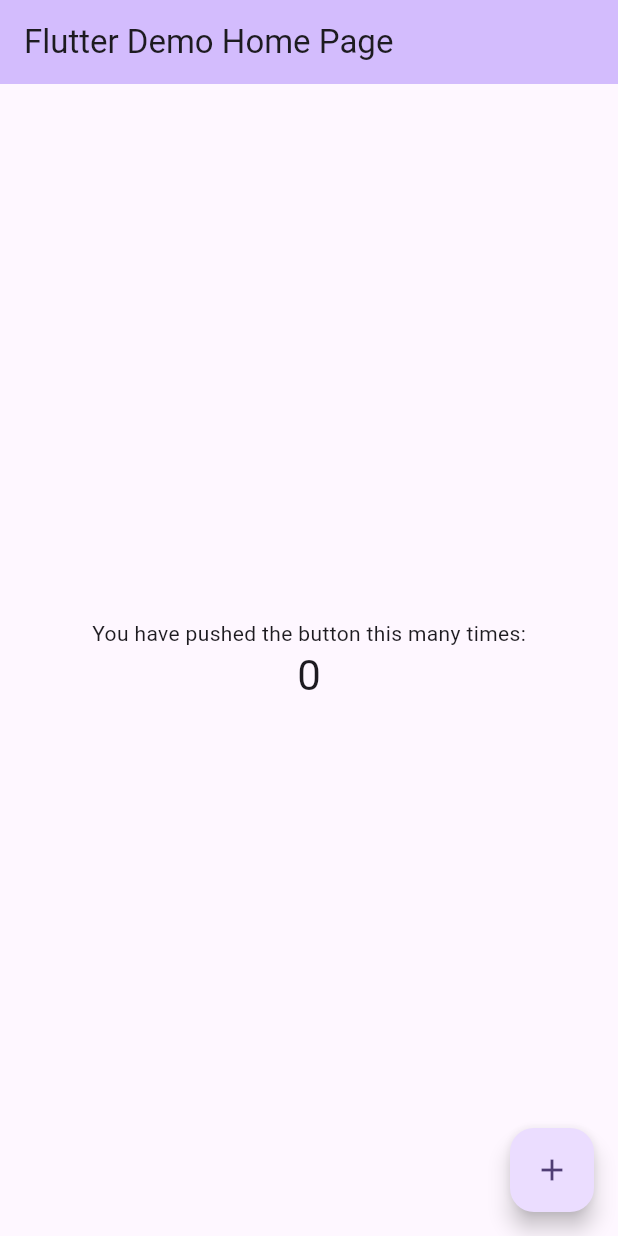
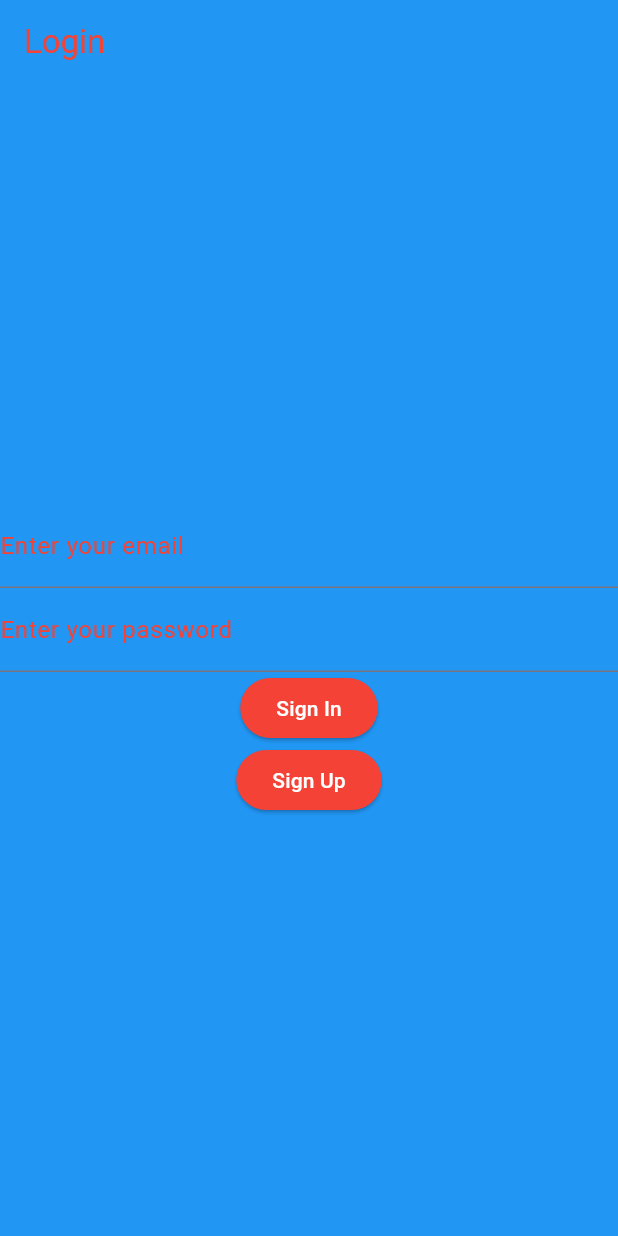
Before and after one commit to shynnyy/MPFinalproject, a Flutter app: the screen it shows after launch, on a phone screen of 412 x 824 dp. Run offline on Flutter 3.47's test engine with Material 3 defaults, Android fonts, the phone set to English and light mode, and no system bars.

Commit message:
login-signup

```diff
--- a/puma/lib/main.dart
+++ b/puma/lib/main.dart
@@ -1,125 +1,19 @@
+// import 'package:firebase_core/firebase_core.dart';
+// import 'package:final_project/screens/signin.dart';
 import 'package:flutter/material.dart';
-
+import 'package:puma/screens/Signin.dart';
+// void main() async {
+//   WidgetsFlutterBinding.ensureInitialized();
+//   await Firebase.initializeApp();
+//   runApp(const MainApp());
+// }
 void main() {
-  runApp(const MyApp());
+  runApp(const MyApp()); // Ensure this is the main entry point
 }
-
 class MyApp extends StatelessWidget {
   const MyApp({super.key});
-
-  // This widget is the root of your application.
   @override
   Widget build(BuildContext context) {
-    return MaterialApp(
-      title: 'Testing Demo',
-      theme: ThemeData(
-        // This is the theme of your application.
-        //
-        // TRY THIS: Try running your application with "flutter run". You'll see
-        // the application has a purple toolbar. Then, without quitting the app,
-        // try changing the seedColor in the colorScheme below to Colors.green
-        // and then invoke "hot reload" (save your changes or press the "hot
-        // reload" button in a Flutter-supported IDE, or press "r" if you used
-        // the command line to start the app).
-        //
-        // Notice that the counter didn't reset back to zero; the application
-        // state is not lost during the reload. To reset the state, use hot
-        // restart instead.
-        //
-        // This works for code too, not just values: Most code changes can be
-        // tested with just a hot reload.
-        colorScheme: ColorScheme.fromSeed(seedColor: Colors.deepPurple),
-        useMaterial3: true,
-      ),
-      home: const MyHomePage(title: 'Flutter Demo Home Page'),
-    );
+    return const MaterialApp(title: 'Signin Page', home: SignIn());
   }
 }
-
-class MyHomePage extends StatefulWidget {
-  const MyHomePage({super.key, required this.title});
-
-  // This widget is the home page of your application. It is stateful, meaning
-  // that it has a State object (defined below) that contains fields that affect
-  // how it looks.
-
-  // This class is the configuration for the state. It holds the values (in this
-  // case the title) provided by the parent (in this case the App widget) and
-  // used by the build method of the State. Fields in a Widget subclass are
-  // always marked "final".
-
-  final String title;
-
-  @override
-  State<MyHomePage> createState() => _MyHomePageState();
-}
-
-class _MyHomePageState extends State<MyHomePage> {
-  int _counter = 0;
-
-  void _incrementCounter() {
-    setState(() {
-      // This call to setState tells the Flutter framework that something has
-      // changed in this State, which causes it to rerun the build method below
-      // so that the display can reflect the updated values. If we changed
-      // _counter without calling setState(), then the build method would not be
-      // called again, and so nothing would appear to happen.
-      _counter++;
-    });
-  }
-
-  @override
-  Widget build(BuildContext context) {
-    // This method is rerun every time setState is called, for instance as done
-    // by the _incrementCounter method above.
-    //
-    // The Flutter framework has been optimized to make rerunning build methods
-    // fast, so that you can just rebuild anything that needs updating rather
-    // than having to individually change instances of widgets.
-    return Scaffold(
-      appBar: AppBar(
-        // TRY THIS: Try changing the color here to a specific color (to
-        // Colors.amber, perhaps?) and trigger a hot reload to see the AppBar
-        // change color while the other colors stay the same.
-        backgroundColor: Theme.of(context).colorScheme.inversePrimary,
-        // Here we take the value from the MyHomePage object that was created by
-        // the App.build method, and use it to set our appbar title.
-        title: Text(widget.title),
-      ),
-      body: Center(
-        // Center is a layout widget. It takes a single child and positions it
-        // in the middle of the parent.
-        child: Column(
-          // Column is also a layout widget. It takes a list of children and
-          // arranges them vertically. By default, it sizes itself to fit its
-          // children horizontally, and tries to be as tall as its parent.
-          //
-          // Column has various properties to control how it sizes itself and
-          // how it positions its children. Here we use mainAxisAlignment to
-          // center the children vertically; the main axis here is the vertical
-          // axis because Columns are vertical (the cross axis would be
-          // horizontal).
-          //
-          // TRY THIS: Invoke "debug painting" (choose the "Toggle Debug Paint"
-          // action in the IDE, or press "p" in the console), to see the
-          // wireframe for each widget.
-          mainAxisAlignment: MainAxisAlignment.center,
-          children: <Widget>[
-            const Text(
-              'You have pushed the button this many times:',
-            ),
-            Text(
-              '$_counter',
-              style: Theme.of(context).textTheme.headlineMedium,
-            ),
-          ],
-        ),
-      ),
-      floatingActionButton: FloatingActionButton(
-        onPressed: _incrementCounter,
-        tooltip: 'Increment',
-        child: const Icon(Icons.add),
-      ), // This trailing comma makes auto-formatting nicer for build methods.
-    );
-  }
-}
--- /dev/null
+++ b/puma/lib/screens/Signin.dart
@@ -0,0 +1,129 @@
+import 'package:flutter/material.dart';
+import 'Signup.dart';
+import 'Admin_Dashboard..dart';
+import 'Lecturer_Dashboard.dart';
+import 'Student_Dashboard.dart';
+
+class SignIn extends StatefulWidget {
+  const SignIn({super.key});
+
+  @override
+  SignInState createState() => SignInState();
+}
+
+class SignInState extends State<SignIn> {
+  String email = '';
+  String password = '';
+  int loginAttempts = 0; // Track login attempts
+  final TextEditingController _emailController = TextEditingController();
+  final TextEditingController _passwordController = TextEditingController();
+
+  void onChangedUsername(String value) {
+    setState(() {
+      email = value;
+    });
+  }
+
+  void onChangedPassword(String value) {
+    setState(() {
+      password = value;
+    });
+  }
+
+  Future<void> onPressedSignIn() async {
+    if (loginAttempts >= 3) {
+      const snackBar = SnackBar(content: Text('You have been locked out! Please try again later.'));
+      ScaffoldMessenger.of(context).showSnackBar(snackBar);
+      return;
+    }
+    if (email.isEmpty || password.isEmpty) {
+      const snackBar = SnackBar(content: Text('Please provide email and password'));
+      ScaffoldMessenger.of(context).showSnackBar(snackBar);
+      return;
+    }
+
+    // Mock login logic for display purposes
+    if (email == "admin@gmail.com" && password == "Admin123#") {
+      print("Admin login successful");
+      Navigator.push(
+        context,
+        MaterialPageRoute(builder: (context) => const Admin_Dashboard()),  // Ensure AdminDashboard is defined
+      );
+    } else if (email == "lecturer@example.com" && password == "lecturer123") {
+      Navigator.push(
+        context,
+        MaterialPageRoute(builder: (context) => const Lecturer_Dashboard()),
+      );
+    } else if (email == "student@example.com" && password == "student123") {
+      Navigator.push(
+        context,
+        MaterialPageRoute(builder: (context) => const Student_Dashboard()),
+      );
+    } else {
+      loginAttempts++;
+      const snackBar = SnackBar(content: Text('Email or Password is incorrect!'));
+      ScaffoldMessenger.of(context).showSnackBar(snackBar);
+    }
+  }
+
+  void onPressedSignUp() {
+    Navigator.push(context, MaterialPageRoute(builder: (context) => const Signup()));
+  }
+
+  @override
+  Widget build(BuildContext context) {
+    return Scaffold(
+      appBar: AppBar(
+        title: const Text(
+          'Login',
+          style: TextStyle(color: Colors.red),
+        ),
+        automaticallyImplyLeading: false,
+        backgroundColor: Colors.blue,
+      ),
+      body: Container(
+        color: Colors.blue,
+        child: Column(
+          mainAxisAlignment: MainAxisAlignment.center,
+          children: [
+            TextField(
+              controller: _emailController,
+              decoration: const InputDecoration(
+                labelText: 'Enter your email',
+                labelStyle: TextStyle(color: Colors.red),
+              ),
+              style: const TextStyle(color: Colors.red),
+              onChanged: onChangedUsername,
+            ),
+            TextField(
+              controller: _passwordController,
+              obscureText: true,
+              autocorrect: false,
+              enableSuggestions: false,
+              onChanged: onChangedPassword,
+              decoration: const InputDecoration(
+                labelText: 'Enter your password',
+                labelStyle: TextStyle(color: Colors.red),
+              ),
+              style: const TextStyle(color: Colors.red),
+            ),
+            ElevatedButton(
+              onPressed: onPressedSignIn,
+              style: ElevatedButton.styleFrom(
+                backgroundColor: Colors.red,
+              ),
+              child: const Text('Sign In', style: TextStyle(color: Colors.white)),
+            ),
+            ElevatedButton(
+              onPressed: onPressedSignUp,
+              style: ElevatedButton.styleFrom(
+                backgroundColor: Colors.red,
+              ),
+              child: const Text('Sign Up', style: TextStyle(color: Colors.white)),
+            ),
+          ],
+        ),
+      ),
+    );
+  }
+}
```
Also changed, not shown: puma/lib/reusable_widget/reusable_widget.dart (added, +65 -0 lines), puma/lib/screens/Admin_Dashboard..dart (added, +29 -0 lines), puma/lib/screens/Lecturer_Dashboard.dart (added, +29 -0 lines), puma/lib/screens/Signup.dart (added, +207 -0 lines), puma/lib/screens/Student_Dashboard.dart (added, +29 -0 lines), puma/flutter_01.png (added).
